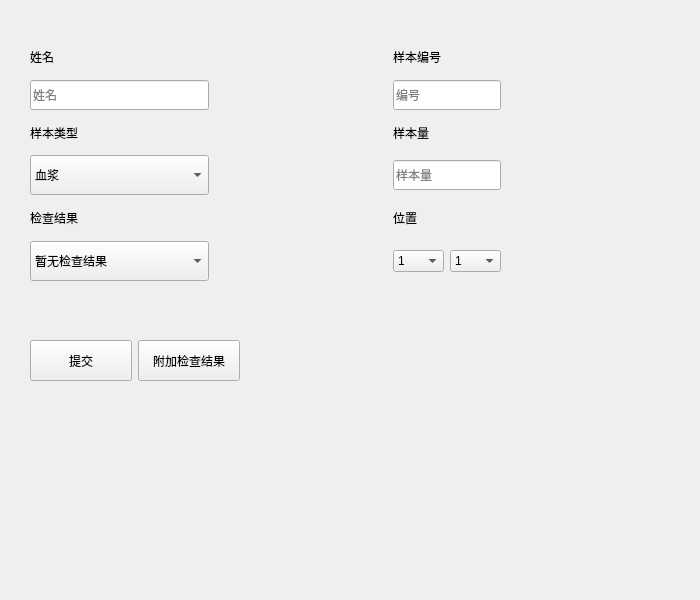
The window that UI/CreateSampleWindow.ui (lemonhhh/Clinic_Test_Data_Software) describes before a commit, drawn with Qt 5.
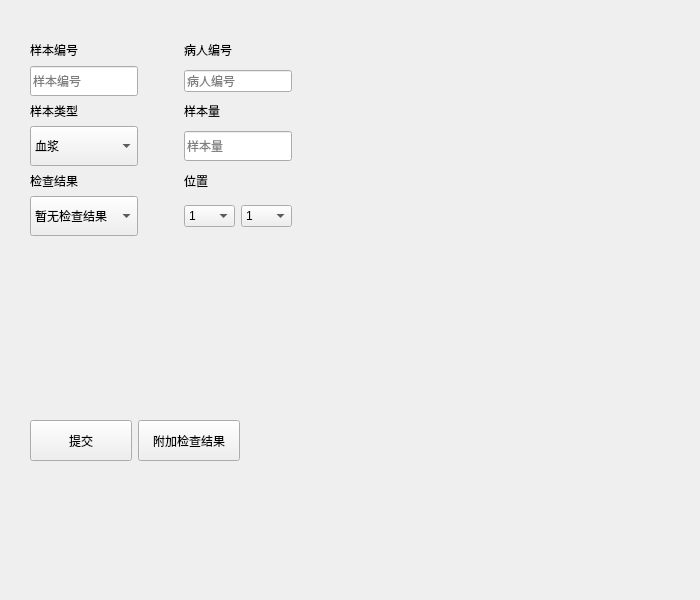
The same window after the commit. Icons and pictures are not drawn.

```diff
--- a/UI/CreateSampleWindow.ui
+++ b/UI/CreateSampleWindow.ui
@@ -30,22 +30,15 @@
     <rect>
      <x>30</x>
      <y>40</y>
-     <width>471</width>
-     <height>241</height>
+     <width>511</width>
+     <height>328</height>
     </rect>
    </property>
    <layout class="QGridLayout" name="gridLayout">
-    <item row="0" column="0">
-     <widget class="QLabel" name="label_name">
-      <property name="styleSheet">
-       <string notr="true">font: 13pt &quot;Hei&quot;;</string>
-      </property>
-      <property name="text">
-       <string>姓名</string>
-      </property>
-     </widget>
-    </item>
-    <item row="4" column="0">
+    <property name="sizeConstraint">
+     <enum>QLayout::SetFixedSize</enum>
+    </property>
+    <item row="3" column="1">
      <widget class="QComboBox" name="comboBox_sample_type">
       <property name="minimumSize">
        <size>
@@ -65,70 +58,17 @@
       </item>
      </widget>
     </item>
-    <item row="8" column="0">
-     <widget class="QComboBox" name="comboBox_result">
-      <property name="minimumSize">
-       <size>
-        <width>0</width>
-        <height>40</height>
-       </size>
-      </property>
-      <item>
-       <property name="text">
-        <string>暂无检查结果</string>
-       </property>
-      </item>
-      <item>
-       <property name="text">
-        <string>有检查结果</string>
-       </property>
-      </item>
-     </widget>
-    </item>
-    <item row="0" column="2">
-     <widget class="QLabel" name="label_ID">
-      <property name="styleSheet">
-       <string notr="true">font: 13pt &quot;Hei&quot;;</string>
-      </property>
+    <item row="1" column="3">
+     <widget class="QLineEdit" name="lineEdit_PatientID">
       <property name="text">
-       <string>样本编号</string>
-      </property>
-     </widget>
-    </item>
-    <item row="1" column="0">
-     <widget class="QLineEdit" name="lineEdit_name">
-      <property name="minimumSize">
-       <size>
-        <width>0</width>
-        <height>30</height>
-       </size>
+       <string/>
       </property>
       <property name="placeholderText">
-       <string>姓名</string>
+       <string>病人编号</string>
       </property>
      </widget>
     </item>
-    <item row="2" column="2">
-     <widget class="QLabel" name="label_size">
-      <property name="styleSheet">
-       <string notr="true">font: 13pt &quot;Hei&quot;;</string>
-      </property>
-      <property name="text">
-       <string>样本量</string>
-      </property>
-     </widget>
-    </item>
-    <item row="5" column="0">
-     <widget class="QLabel" name="label">
-      <property name="styleSheet">
-       <string notr="true">font: 13pt &quot;Hei&quot;;</string>
-      </property>
-      <property name="text">
-       <string>检查结果</string>
-      </property>
-     </widget>
-    </item>
-    <item row="2" column="0">
+    <item row="2" column="1">
      <widget class="QLabel" name="label_type">
       <property name="styleSheet">
        <string notr="true">font: 13pt &quot;Hei&quot;;</string>
@@ -138,61 +78,7 @@
       </property>
      </widget>
     </item>
-    <item row="8" column="2">
-     <widget class="QComboBox" name="comboBox_x">
-      <item>
-       <property name="text">
-        <string>1</string>
-       </property>
-      </item>
-      <item>
-       <property name="text">
-        <string>2</string>
-       </property>
-      </item>
-      <item>
-       <property name="text">
-        <string>3</string>
-       </property>
-      </item>
-      <item>
-       <property name="text">
-        <string>4</string>
-       </property>
-      </item>
-      <item>
-       <property name="text">
-        <string>5</string>
-       </property>
-      </item>
-      <item>
-       <property name="text">
-        <string>6</string>
-       </property>
-      </item>
-      <item>
-       <property name="text">
-        <string>7</string>
-       </property>
-      </item>
-      <item>
-       <property name="text">
-        <string>8</string>
-       </property>
-      </item>
-      <item>
-       <property name="text">
-        <string>9</string>
-       </property>
-      </item>
-      <item>
-       <property name="text">
-        <string>10</string>
-       </property>
-      </item>
-     </widget>
-    </item>
-    <item row="4" column="2" colspan="2">
+    <item row="3" column="3">
      <widget class="QLineEdit" name="lineEdit_sample_size">
       <property name="minimumSize">
        <size>
@@ -208,113 +94,7 @@
       </property>
      </widget>
     </item>
-    <item row="8" column="3">
-     <widget class="QComboBox" name="comboBox_y">
-      <item>
-       <property name="text">
-        <string>1</string>
-       </property>
-      </item>
-      <item>
-       <property name="text">
-        <string>2</string>
-       </property>
-      </item>
-      <item>
-       <property name="text">
-        <string>3</string>
-       </property>
-      </item>
-      <item>
-       <property name="text">
-        <string>4</string>
-       </property>
-      </item>
-      <item>
-       <property name="text">
-        <string>5</string>
-       </property>
-      </item>
-      <item>
-       <property name="text">
-        <string>6</string>
-       </property>
-      </item>
-      <item>
-       <property name="text">
-        <string>7</string>
-       </property>
-      </item>
-      <item>
-       <property name="text">
-        <string>8</string>
-       </property>
-      </item>
-      <item>
-       <property name="text">
-        <string>9</string>
-       </property>
-      </item>
-      <item>
-       <property name="text">
-        <string>10</string>
-       </property>
-      </item>
-     </widget>
-    </item>
-    <item row="4" column="1">
-     <spacer name="horizontalSpacer_4">
-      <property name="orientation">
-       <enum>Qt::Horizontal</enum>
-      </property>
-      <property name="sizeHint" stdset="0">
-       <size>
-        <width>40</width>
-        <height>20</height>
-       </size>
-      </property>
-     </spacer>
-    </item>
-    <item row="2" column="1">
-     <spacer name="horizontalSpacer_3">
-      <property name="orientation">
-       <enum>Qt::Horizontal</enum>
-      </property>
-      <property name="sizeHint" stdset="0">
-       <size>
-        <width>40</width>
-        <height>20</height>
-       </size>
-      </property>
-     </spacer>
-    </item>
-    <item row="0" column="1">
-     <spacer name="horizontalSpacer_2">
-      <property name="orientation">
-       <enum>Qt::Horizontal</enum>
-      </property>
-      <property name="sizeHint" stdset="0">
-       <size>
-        <width>40</width>
-        <height>20</height>
-       </size>
-      </property>
-     </spacer>
-    </item>
     <item row="1" column="1">
-     <spacer name="horizontalSpacer">
-      <property name="orientation">
-       <enum>Qt::Horizontal</enum>
-      </property>
-      <property name="sizeHint" stdset="0">
-       <size>
-        <width>40</width>
-        <height>20</height>
-       </size>
-      </property>
-     </spacer>
-    </item>
-    <item row="1" column="2" colspan="2">
      <widget class="QLineEdit" name="lineEdit_ID">
       <property name="minimumSize">
        <size>
@@ -326,11 +106,41 @@
        <string/>
       </property>
       <property name="placeholderText">
-       <string>编号</string>
+       <string>样本编号</string>
       </property>
      </widget>
     </item>
-    <item row="5" column="2">
+    <item row="0" column="1">
+     <widget class="QLabel" name="label_ID">
+      <property name="styleSheet">
+       <string notr="true">font: 13pt &quot;Hei&quot;;</string>
+      </property>
+      <property name="text">
+       <string>样本编号</string>
+      </property>
+     </widget>
+    </item>
+    <item row="5" column="1">
+     <widget class="QLabel" name="label">
+      <property name="styleSheet">
+       <string notr="true">font: 13pt &quot;Hei&quot;;</string>
+      </property>
+      <property name="text">
+       <string>检查结果</string>
+      </property>
+     </widget>
+    </item>
+    <item row="2" column="3">
+     <widget class="QLabel" name="label_size">
+      <property name="styleSheet">
+       <string notr="true">font: 13pt &quot;Hei&quot;;</string>
+      </property>
+      <property name="text">
+       <string>样本量</string>
+      </property>
+     </widget>
+    </item>
+    <item row="5" column="3">
      <widget class="QLabel" name="label_2">
       <property name="styleSheet">
        <string notr="true">font: 13pt &quot;Hei&quot;;</string>
@@ -340,13 +150,165 @@
       </property>
      </widget>
     </item>
+    <item row="6" column="3">
+     <layout class="QHBoxLayout" name="horizontalLayout_3">
+      <item>
+       <widget class="QComboBox" name="comboBox_x">
+        <item>
+         <property name="text">
+          <string>1</string>
+         </property>
+        </item>
+        <item>
+         <property name="text">
+          <string>2</string>
+         </property>
+        </item>
+        <item>
+         <property name="text">
+          <string>3</string>
+         </property>
+        </item>
+        <item>
+         <property name="text">
+          <string>4</string>
+         </property>
+        </item>
+        <item>
+         <property name="text">
+          <string>5</string>
+         </property>
+        </item>
+        <item>
+         <property name="text">
+          <string>6</string>
+         </property>
+        </item>
+        <item>
+         <property name="text">
+          <string>7</string>
+         </property>
+        </item>
+        <item>
+         <property name="text">
+          <string>8</string>
+         </property>
+        </item>
+        <item>
+         <property name="text">
+          <string>9</string>
+         </property>
+        </item>
+        <item>
+         <property name="text">
+          <string>10</string>
+         </property>
+        </item>
+       </widget>
+      </item>
+      <item>
+       <widget class="QComboBox" name="comboBox_y">
+        <item>
+         <property name="text">
+          <string>1</string>
+         </property>
+        </item>
+        <item>
+         <property name="text">
+          <string>2</string>
+         </property>
+        </item>
+        <item>
+         <property name="text">
+          <string>3</string>
+         </property>
+        </item>
+        <item>
+         <property name="text">
+          <string>4</string>
+         </property>
+        </item>
+        <item>
+         <property name="text">
+          <string>5</string>
+         </property>
+        </item>
+        <item>
+         <property name="text">
+          <string>6</string>
+         </property>
+        </item>
+        <item>
+         <property name="text">
+          <string>7</string>
+         </property>
+        </item>
+        <item>
+         <property name="text">
+          <string>8</string>
+         </property>
+        </item>
+        <item>
+         <property name="text">
+          <string>9</string>
+         </property>
+        </item>
+        <item>
+         <property name="text">
+          <string>10</string>
+         </property>
+        </item>
+       </widget>
+      </item>
+     </layout>
+    </item>
+    <item row="6" column="1">
+     <widget class="QComboBox" name="comboBox_result">
+      <property name="minimumSize">
+       <size>
+        <width>0</width>
+        <height>40</height>
+       </size>
+      </property>
+      <item>
+       <property name="text">
+        <string>暂无检查结果</string>
+       </property>
+      </item>
+      <item>
+       <property name="text">
+        <string>有检查结果</string>
+       </property>
+      </item>
+     </widget>
+    </item>
+    <item row="0" column="3">
+     <widget class="QLabel" name="label_3">
+      <property name="text">
+       <string>病人编号</string>
+      </property>
+     </widget>
+    </item>
+    <item row="0" column="2">
+     <spacer name="horizontalSpacer_2">
+      <property name="orientation">
+       <enum>Qt::Horizontal</enum>
+      </property>
+      <property name="sizeHint" stdset="0">
+       <size>
+        <width>40</width>
+        <height>20</height>
+       </size>
+      </property>
+     </spacer>
+    </item>
    </layout>
   </widget>
   <widget class="QWidget" name="layoutWidget">
    <property name="geometry">
     <rect>
      <x>30</x>
-     <y>340</y>
+     <y>420</y>
      <width>210</width>
      <height>41</height>
     </rect>
```
